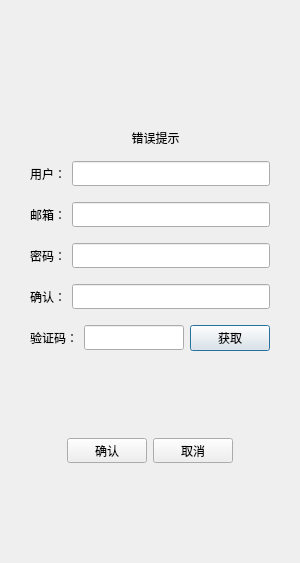
PIGcanstudy/zxnChat, file client/zxnchat/registerdialog.ui: the form before one commit.
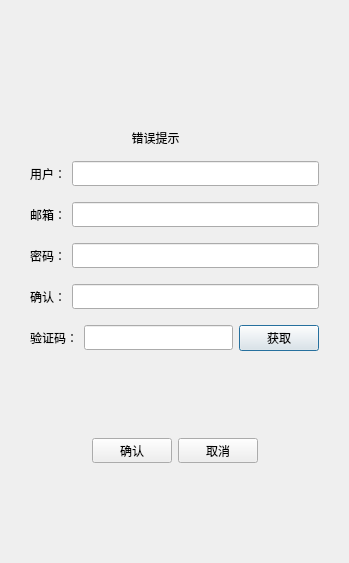
The form after the commit.

Diff of the .ui file:
```diff
--- a/client/zxnchat/registerdialog.ui
+++ b/client/zxnchat/registerdialog.ui
@@ -6,7 +6,7 @@
    <rect>
     <x>0</x>
     <y>0</y>
-    <width>300</width>
+    <width>349</width>
     <height>563</height>
    </rect>
   </property>
@@ -18,7 +18,7 @@
   </property>
   <property name="maximumSize">
    <size>
-    <width>300</width>
+    <width>463</width>
     <height>563</height>
    </size>
   </property>
```
